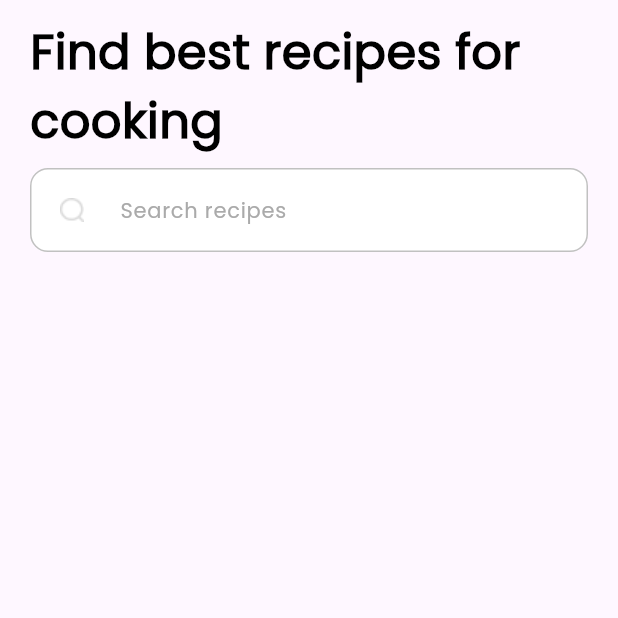
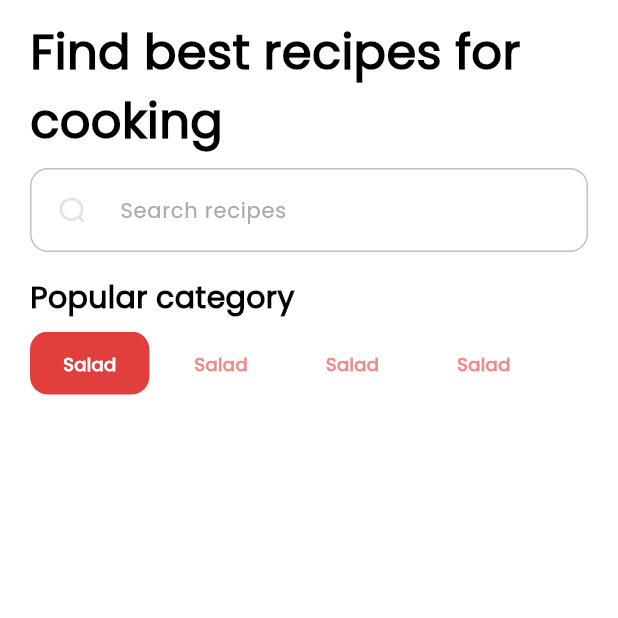
Before and after one commit to AmmarZeineh/recipe_app, a Flutter app: the HomeView screen opened by its route, on a phone screen of 412 x 824 dp, the top half of it. Run offline on Flutter 3.47's test engine with Material 3 defaults, Android fonts, the phone set to English and light mode, and no system bars; our stand-ins replace go_router.

Commit message:
popular category header done

```diff
--- a/lib/core/utils/app_images.dart
+++ b/lib/core/utils/app_images.dart
@@ -4,9 +4,11 @@ class Assets {
 
   /// Assets for coreAssetsImagesAppStarting
   /// lib/core/assets/images/app_starting.png
-  static const String coreAssetsImagesAppStarting = "lib/core/assets/images/app_starting.png";
+  static const String coreAssetsImagesAppStarting =
+      "lib/core/assets/images/app_starting.png";
 
   /// Assets for coreAssetsImagesSearchIcon
   /// lib/core/assets/images/search_icon.png
-  static const String coreAssetsImagesSearchIcon = "lib/core/assets/images/search_icon.png";
+  static const String coreAssetsImagesSearchIcon =
+      "lib/core/assets/images/search_icon.png";
 }
--- /dev/null
+++ b/lib/features/home/presentation/views/widgets/categories_list_view_builder.dart
@@ -0,0 +1,40 @@
+import 'package:flutter/material.dart';
+import 'package:recipe_app/features/home/presentation/views/widgets/category_container.dart';
+
+class CategoriesListViewBuilder extends StatefulWidget {
+  const CategoriesListViewBuilder({super.key});
+
+  @override
+  State<CategoriesListViewBuilder> createState() =>
+      _CategoriesListViewBuilderState();
+}
+
+class _CategoriesListViewBuilderState extends State<CategoriesListViewBuilder> {
+  int currentIndex = 0;
+  @override
+  Widget build(BuildContext context) {
+    return SizedBox(
+      height: 42,
+      child: ListView.builder(
+        scrollDirection: Axis.horizontal,
+        itemBuilder: (context, index) {
+          return Padding(
+            padding: const EdgeInsets.only(right: 8),
+            child: GestureDetector(
+              onTap: () {
+                setState(() {
+                  currentIndex = index;
+                });
+                print(currentIndex);
+              },
+              child: CategoryContainer(
+                isActive: index == currentIndex,
+              ),
+            ),
+          );
+        },
+        itemCount: 5,
+      ),
+    );
+  }
+}
--- /dev/null
+++ b/lib/features/home/presentation/views/widgets/category_container.dart
@@ -0,0 +1,15 @@
+import 'package:flutter/material.dart';
+import 'package:recipe_app/features/home/presentation/views/widgets/inActive_active_category_container.dart';
+
+class CategoryContainer extends StatelessWidget {
+  const CategoryContainer({super.key, required this.isActive});
+
+  final bool isActive;
+
+  @override
+  Widget build(BuildContext context) {
+    return isActive
+        ? const ActiveCategoryContainer()
+        : const InActiveCategoryContainer();
+  }
+}
--- a/lib/features/home/presentation/views/widgets/home_view_body.dart
+++ b/lib/features/home/presentation/views/widgets/home_view_body.dart
@@ -1,6 +1,7 @@
 import 'package:flutter/material.dart';
 import 'package:recipe_app/core/utils/app_fonts.dart';
 import 'package:recipe_app/features/home/presentation/views/widgets/custom_text_field.dart';
+import 'package:recipe_app/features/home/presentation/views/widgets/popular_category_section.dart';
 
 class HomeViewBody extends StatelessWidget {
   const HomeViewBody({super.key});
@@ -11,7 +12,7 @@ class HomeViewBody extends StatelessWidget {
       child: Padding(
         padding: const EdgeInsets.symmetric(horizontal: 20),
         child: Column(
-          crossAxisAlignment: CrossAxisAlignment.center,
+          crossAxisAlignment: CrossAxisAlignment.start,
           children: [
             const SizedBox(
               height: 12,
@@ -22,7 +23,9 @@ class HomeViewBody extends StatelessWidget {
                   .copyWith(fontWeight: FontWeight.w600),
             ),
             const SizedBox(height: 8),
-            const CustomTextField()
+            const CustomTextField(),
+            const SizedBox(height: 16),
+            const PopularCategorySection()
           ],
         ),
       ),
--- /dev/null
+++ b/lib/features/home/presentation/views/widgets/inActive_active_category_container.dart
@@ -0,0 +1,54 @@
+import 'package:flutter/material.dart';
+import 'package:recipe_app/core/utils/app_colors.dart';
+import 'package:recipe_app/core/utils/app_fonts.dart';
+
+class InActiveCategoryContainer extends StatelessWidget {
+  const InActiveCategoryContainer({
+    super.key,
+  });
+
+  @override
+  Widget build(BuildContext context) {
+    return Container(
+      decoration: BoxDecoration(
+          color: AppColors.neutral.white,
+          borderRadius: BorderRadius.circular(12)),
+      child: Center(
+        child: Padding(
+          padding: const EdgeInsets.symmetric(horizontal: 22, vertical: 13),
+          child: Text(
+            'Salad',
+            style: AppFonts.styleBold12(context).copyWith(
+                color: AppColors.primary.primary30,
+                fontWeight: FontWeight.w600),
+          ),
+        ),
+      ),
+    );
+  }
+}
+
+class ActiveCategoryContainer extends StatelessWidget {
+  const ActiveCategoryContainer({
+    super.key,
+  });
+
+  @override
+  Widget build(BuildContext context) {
+    return Center(
+      child: Container(
+        decoration: BoxDecoration(
+            color: AppColors.primary.primary50,
+            borderRadius: BorderRadius.circular(12)),
+        child: Padding(
+          padding: const EdgeInsets.symmetric(horizontal: 22, vertical: 13),
+          child: Text(
+            'Salad',
+            style: AppFonts.styleBold12(context)
+                .copyWith(color: Colors.white, fontWeight: FontWeight.w600),
+          ),
+        ),
+      ),
+    );
+  }
+}
--- /dev/null
+++ b/lib/features/home/presentation/views/widgets/popular_category_section.dart
@@ -0,0 +1,25 @@
+import 'package:flutter/material.dart';
+import 'package:recipe_app/core/utils/app_fonts.dart';
+import 'package:recipe_app/features/home/presentation/views/widgets/categories_list_view_builder.dart';
+
+class PopularCategorySection extends StatelessWidget {
+  const PopularCategorySection({
+    super.key,
+  });
+  @override
+  Widget build(BuildContext context) {
+    return Expanded(
+      child: Column(crossAxisAlignment: CrossAxisAlignment.start, children: [
+        Text(
+          'Popular category',
+          style: AppFonts.styleBold20(context)
+              .copyWith(fontWeight: FontWeight.w600),
+        ),
+        const SizedBox(
+          height: 8,
+        ),
+        const CategoriesListViewBuilder()
+      ]),
+    );
+  }
+}
--- a/lib/main.dart
+++ b/lib/main.dart
@@ -8,11 +8,10 @@ void main() {
 class RecipeApp extends StatelessWidget {
   const RecipeApp({super.key});
 
-  // This widget is the root of your application.
   @override
   Widget build(BuildContext context) {
     return MaterialApp.router(
-
+      theme: ThemeData(scaffoldBackgroundColor: Colors.white),
       debugShowCheckedModeBanner: false,
       routerConfig: AppRouter.router,
     );
--- a/pubspec.yaml
+++ b/pubspec.yaml
@@ -29,6 +29,7 @@ environment:
 # versions available, run `flutter pub outdated`.
 dependencies:
   cupertino_icons: ^1.0.8
+  equatable: ^2.0.7
   flutter:
     sdk: flutter
   flutter_svg: ^2.0.15
```
Also changed, not shown: pubspec.lock.
